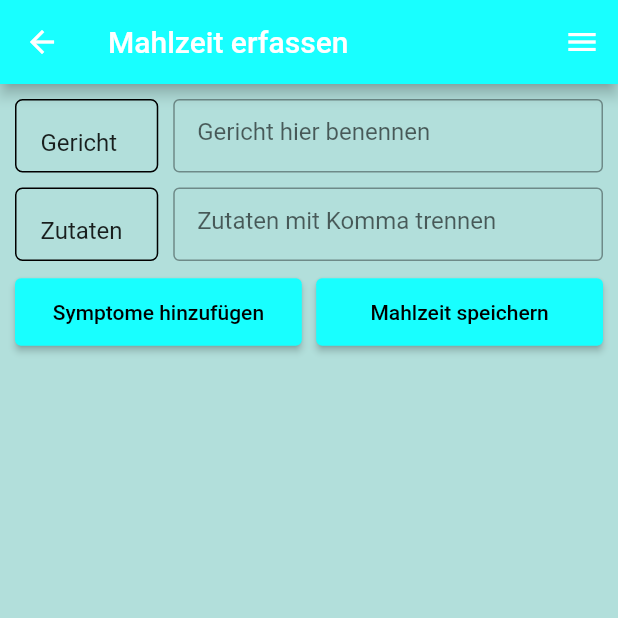
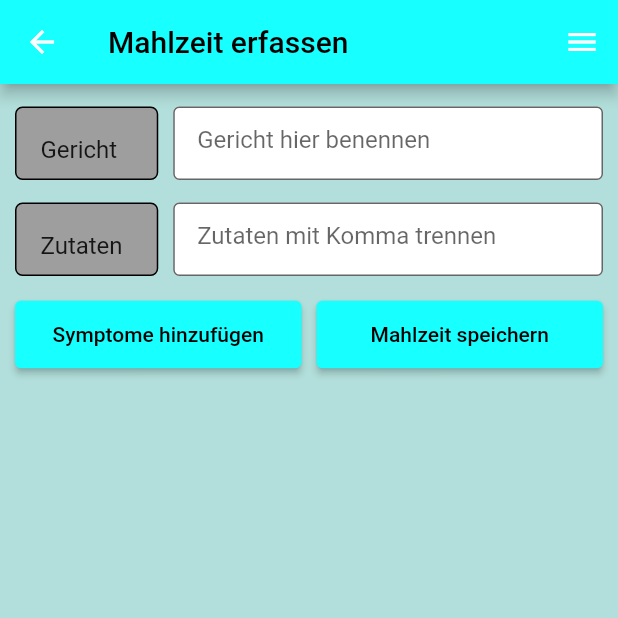
Before and after one commit to Thoughtness/Inner-Peace, a Flutter app: the screen it shows after launch, in the side drawer, after a tap on "Mahlzeit erfassen", on a phone screen of 412 x 824 dp, the top half of it. Run offline on Flutter 3.47's test engine with Material 2 defaults, Android fonts, the phone set to English and light mode, and no system bars.

Commit message:
small changes

```diff
--- a/lib/erfassteMahlzeiten.dart
+++ b/lib/erfassteMahlzeiten.dart
@@ -6,7 +6,11 @@ class erfassteMahlzeiten extends StatelessWidget{
   Widget build(BuildContext context) => Scaffold(
     endDrawer: menu(),
     appBar: AppBar(
-      title: Text('Erfasste Mahlzeiten'),
+      title: Text('Erfasste Mahlzeiten',
+        style: TextStyle(
+          color: Colors.black,
+        ),
+      ),
       backgroundColor: Colors.cyanAccent,
     ),
   );
--- a/lib/guiPresets.dart
+++ b/lib/guiPresets.dart
@@ -7,6 +7,8 @@ class guiMahlzeitErfassen extends StatelessWidget {
   String titel = "";
   String zutaten = "";
   String symptome = "";
+  double width = 10.0;
+  double height = 15;
 
   guiMahlzeitErfassen(String titel, String zutaten, String symptome) {
     this.titel = titel;
@@ -19,71 +21,70 @@ class guiMahlzeitErfassen extends StatelessWidget {
     return Container(
       child: Column(
         children: <Widget>[
-          const SizedBox(height: 10),
+          SizedBox(height: height),
           Flexible(
             child: Row(
               children: <Widget>[
-                const SizedBox(width: 10),
+                SizedBox(width: width),
                 Flexible(
-                  flex: 20,
+                  flex: 1,
                   child: Container(
                       decoration: myBoxDecoration(),
                       width: 10000, //gross machen das die Breite genug gross ist damit flex greift
                       height: 49,
                       child: insertTitle(text: titel)),
                 ),
-                const SizedBox(width: 10),
+                SizedBox(width: width),
                 Flexible(
-                  flex: 60,
+                  flex: 3,
                   child: Container(
                     height: 49,
                     child: TextField(
                       decoration:
                           InputDecoration(
+                              fillColor: Colors.white,
+                              filled: true,
                               border: OutlineInputBorder(),
                               hintText: ' Gericht hier benennen'),
                     ),
                   ),
                 ),
-                const SizedBox(width: 10),
+                SizedBox(width: width),
               ],
             ),
           ),
-          const SizedBox(height: 10),
+          SizedBox(height: height),
           Flexible(
             child: Row(
               children: <Widget>[
-                const SizedBox(width: 10),
+                SizedBox(width: width),
                 Flexible(
-                  flex: 2,
+                  flex: 1,
                   child: Container(
                       decoration: myBoxDecoration(),
                       width: 10000, //gross machen das die Breite genug gross ist damit flex greift
                       height: 49,
                       child: insertTitle(text: zutaten)),
                 ),
-                const SizedBox(width: 10),
+                SizedBox(width: width),
                 Flexible(
-                  flex: 6,
+                  flex: 3,
                   child: Container(
                     height: 49,
                     child: TextField(
                       decoration: InputDecoration(
+                          fillColor: Colors.white,
+                          filled: true,
                           border: OutlineInputBorder(),
                           hintText: ' Zutaten mit Komma trennen'),
                     ),
                   ),
                 ),
-                const SizedBox(width: 10),
+                SizedBox(width: width),
               ],
             ),
           ),
-          Row(//dient nur dazu einen Abstand zwischen die Rows zu kriegen
-              children: <Widget>[
-            Container(
-              height: 10,
-            ),
-          ]),
+          SizedBox(height: height),
           Flexible(
             child: Row(
               children: <Widget>[
@@ -92,15 +93,9 @@ class guiMahlzeitErfassen extends StatelessWidget {
                   flex: 20,
                   child: Column(
                     children: <Widget>[
-                      ElevatedButton(
-                        style: TextButton.styleFrom(
-                          backgroundColor: Colors.cyanAccent,
-                          minimumSize: Size(200, 45),
-                          primary: Colors.black,
-                          onSurface: Colors.red,
-                        ),
-                        child: Text('Symptome hinzufügen'),
-                        onPressed: () {
+                      buttonBasic(
+                        text: 'Symptome hinzufügen',
+                        onClick: () {
                           Navigator.of(context).push(
                             MaterialPageRoute(
                               //toDo save inputs
@@ -112,24 +107,14 @@ class guiMahlzeitErfassen extends StatelessWidget {
                     ],
                   ),
                 ),
-                Flexible( //dient nur dazu einen Abstand zwischen die Buttons zu kriegen
-                  flex: 1,
-                  child: Container(
-                  ),
-                ),
+                SizedBox(width: width),
                 Flexible(
                   flex: 20,
                   child: Column(
                     children: <Widget>[
-                      ElevatedButton(
-                        style: TextButton.styleFrom(
-                          backgroundColor: Colors.cyanAccent,
-                          minimumSize: Size(200, 45),
-                          primary: Colors.black,
-                          onSurface: Colors.red,
-                        ),
-                        child: Text('Mahlzeit speichern'),
-                        onPressed: () {
+                      buttonBasic(
+                        text: 'Mahlzeit speichern',
+                        onClick: () {
                           Navigator.of(context).push(
                             MaterialPageRoute(
                               //toDo change to Hauptmenü and save inputs
@@ -141,7 +126,7 @@ class guiMahlzeitErfassen extends StatelessWidget {
                     ],
                   ),
                 ),
-                const SizedBox(width: 10),
+                SizedBox(width: width),
               ],
             ),
           ),
@@ -159,18 +144,24 @@ class guiMahlzeitErfassen extends StatelessWidget {
   }
 
   Widget buttonBasic({
-    required VoidCallback onPressed,
-    required text,
+    required VoidCallback onClick,
+    required String text,
   }){
     return  ElevatedButton(
-        onPressed: onPressed,
-        child: text,
+        onPressed: onClick,
+        child: Text(text),
+        style: TextButton.styleFrom(
+          backgroundColor: Colors.cyanAccent,
+          minimumSize: Size(200, 45),
+          primary: Colors.black,
+      ),
     );
   }
 }
 
 BoxDecoration myBoxDecoration() {
   return BoxDecoration(
+    color: Colors.grey,
     border: Border.all(
         width: 1.0
     ),
--- a/lib/infos.dart
+++ b/lib/infos.dart
@@ -6,7 +6,11 @@ class infos extends StatelessWidget{
   Widget build(BuildContext context) => Scaffold(
     endDrawer: menu(),
     appBar: AppBar(
-      title: Text('Infos'),
+      title: Text('Infos',
+        style: TextStyle(
+          color: Colors.black,
+        ),
+      ),
       backgroundColor: Colors.cyanAccent,
     ),
   );
--- a/lib/mahlzeitErfassen.dart
+++ b/lib/mahlzeitErfassen.dart
@@ -8,7 +8,11 @@ class mahlzeitErfassen extends StatelessWidget {
         backgroundColor: Colors.teal[100],
         endDrawer: menu(),
         appBar: AppBar(
-        title: Text('Mahlzeit erfassen'),
+          title: Text('Mahlzeit erfassen',
+            style: TextStyle(
+              color: Colors.black,
+            ),
+          ),
           backgroundColor: Colors.cyanAccent,
         ),
         body: guiMahlzeitErfassen("Gericht", "Zutaten", "Symptome"),
--- a/lib/main.dart
+++ b/lib/main.dart
@@ -1,6 +1,5 @@
 import 'package:flutter/material.dart';
 import 'package:inner_peace/navigationMenu.dart';
-
 
 void main() {
   runApp(MyApp());
@@ -16,7 +15,7 @@ class MyApp extends StatelessWidget {
       );
 }
 
-class MyHomePage extends StatefulWidget{
+class MyHomePage extends StatefulWidget {
   @override
   _MyHomePageState createState() => _MyHomePageState();
 }
@@ -26,7 +25,11 @@ class _MyHomePageState extends State<MyHomePage> {
   Widget build(BuildContext context) => Scaffold(
         endDrawer: menu(),
         appBar: AppBar(
-      title: Text('Hauptmenü'),
+          title: Text('Hauptmenü',
+            style: TextStyle(
+              color: Colors.black,
+            ),
+          ),
           backgroundColor: Colors.cyanAccent,
         ),
       );
--- a/lib/symptomeErfassen.dart
+++ b/lib/symptomeErfassen.dart
@@ -1,13 +1,17 @@
 import 'package:flutter/material.dart';
 import 'package:inner_peace/navigationMenu.dart';
 
-class symptomeErfassen extends StatelessWidget{
+class symptomeErfassen extends StatelessWidget {
   @override
   Widget build(BuildContext context) => Scaffold(
-    endDrawer: menu(),
-    appBar: AppBar(
-      title: Text('Symptome erfassen'),
-      backgroundColor: Colors.cyanAccent,
-    ),
-  );
+        endDrawer: menu(),
+        appBar: AppBar(
+          title: Text('Symptome erfassen',
+            style: TextStyle(
+              color: Colors.black,
+            ),
+          ),
+          backgroundColor: Colors.cyanAccent,
+        ),
+      );
 }
--- a/lib/unvertraeglichkeiten.dart
+++ b/lib/unvertraeglichkeiten.dart
@@ -6,7 +6,11 @@ class unvertraeglichkeiten extends StatelessWidget{
   Widget build(BuildContext context) => Scaffold(
     endDrawer: menu(),
     appBar: AppBar(
-      title: Text('Unverträglichkeiten'),
+      title: Text('Unverträglichkeiten',
+        style: TextStyle(
+          color: Colors.black,
+        ),
+      ),
       backgroundColor: Colors.cyanAccent,
     ),
   );
```
Lines whose indentation alone changed are shown as unchanged.
